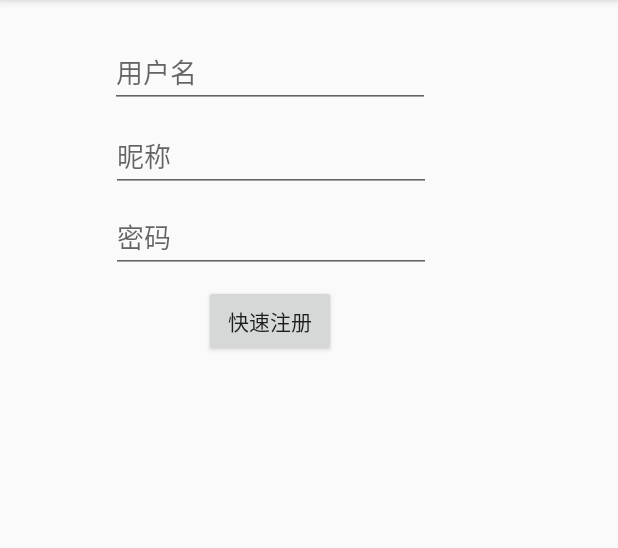
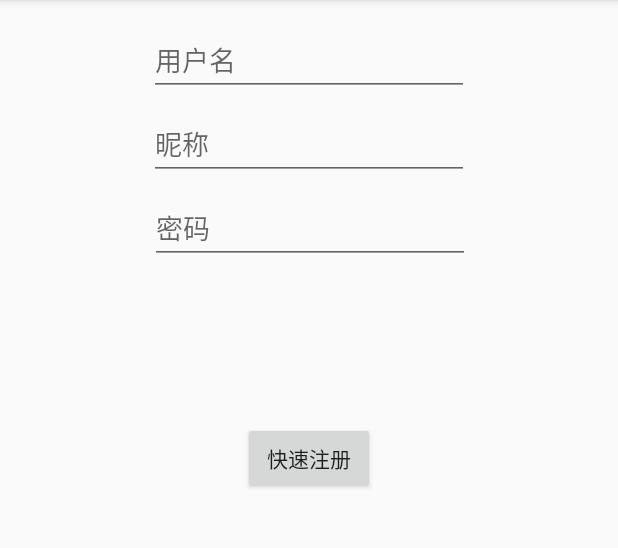
Before and after one commit to BookHi/BookHiApp, an Android app: the screen it shows after launch (MainActivity), after a tap on "注册", on a phone screen of 412 x 824 dp, the part 84-632 px from its top. Run offline under Robolectric (Android 15) with nearby library versions, the phone set to English and light mode, and no system bars; our stand-ins replace Dagger/Hilt's generated code.

Commit message:
Add some DI codes.

```diff
--- a/app/src/main/AndroidManifest.xml
+++ b/app/src/main/AndroidManifest.xml
@@ -3,6 +3,7 @@
     package="com.bookhi">
 
     <application
+        android:name=".BookHiApp"
         android:allowBackup="true"
         android:icon="@mipmap/ic_launcher"
         android:label="@string/app_name"
--- /dev/null
+++ b/app/src/main/java/com/bookhi/BookHiApp.java
@@ -0,0 +1,20 @@
+package com.bookhi;
+
+import android.app.Application;
+
+import com.bookhi.di.component.AppComponent;
+import com.bookhi.di.component.DaggerAppComponent;
+
+/**
+ * Created by Limingyu on 2017/4/5.
+ */
+public class BookHiApp extends Application {
+
+    private AppComponent mAppComponent;
+
+    @Override
+    public void onCreate() {
+        super.onCreate();
+        mAppComponent = DaggerAppComponent.builder().build();
+    }
+}
--- a/app/src/main/java/com/bookhi/MainActivity.java
+++ b/app/src/main/java/com/bookhi/MainActivity.java
@@ -15,17 +15,16 @@ public class MainActivity extends AppCompatActivity {
     protected void onCreate(Bundle savedInstanceState) {
         super.onCreate(savedInstanceState);
         setContentView(R.layout.activity_main);
-       final FragmentManager fragmentManager = getSupportFragmentManager();
+        final FragmentManager fragmentManager = getSupportFragmentManager();
         FragmentTransaction transaction = fragmentManager.beginTransaction();
         HomePageFragment homePageFragment = new HomePageFragment();
-        transaction.replace(R.id.layout_root,homePageFragment);
+        transaction.replace(R.id.layout_root, homePageFragment);
         homePageFragment.setRegisterButtonClickListener(new View.OnClickListener() {
             @Override
             public void onClick(View view) {
                 FragmentTransaction transaction = fragmentManager.beginTransaction();
                 transaction.addToBackStack(null);
-//                transaction.attach(new RegisterFragment());
-                transaction.replace(R.id.layout_root,new RegisterFragment());
+                transaction.replace(R.id.layout_root, new RegisterFragment());
                 transaction.commit();
             }
         });
@@ -38,6 +37,4 @@ public class MainActivity extends AppCompatActivity {
         transaction.commit();
     }
 
-
-
 }
--- /dev/null
+++ b/app/src/main/java/com/bookhi/di/component/HomePageComponent.java
@@ -0,0 +1,16 @@
+package com.bookhi.di.component;
+
+import com.bookhi.di.module.HomePageModule;
+import com.bookhi.fragment.HomePageFragment;
+
+import dagger.Component;
+
+/**
+ * Created by Limingyu on 2017/4/5.
+ */
+@Component(modules = HomePageModule.class)
+public interface HomePageComponent {
+
+    void inject(HomePageFragment fragment);
+
+}
--- /dev/null
+++ b/app/src/main/java/com/bookhi/di/component/MainComponent.java
@@ -0,0 +1,13 @@
+package com.bookhi.di.component;
+
+import dagger.Component;
+
+/**
+ * Created by Limingyu on 2017/4/5.
+ */
+@Component
+public interface MainComponent {
+
+
+
+}
--- /dev/null
+++ b/app/src/main/java/com/bookhi/di/module/HomePageModule.java
@@ -0,0 +1,23 @@
+package com.bookhi.di.module;
+
+import com.bookhi.R;
+
+import dagger.Module;
+import dagger.Provides;
+
+/**
+ * Created by Limingyu on 2017/4/6.
+ */
+@Module
+public class HomePageModule {
+
+    @Provides
+    int[] getResource() {
+        return new int[]{
+                R.mipmap.dribbble1,
+                R.mipmap.dribbble2,
+                R.mipmap.dribbble3,
+        };
+    }
+
+}
--- a/app/src/main/java/com/bookhi/fragment/HomePageFragment.java
+++ b/app/src/main/java/com/bookhi/fragment/HomePageFragment.java
@@ -13,6 +13,10 @@ import android.widget.ImageView;
 import android.widget.ViewFlipper;
 
 import com.bookhi.R;
+import com.bookhi.di.component.DaggerHomePageComponent;
+import com.bookhi.di.component.HomePageComponent;
+
+import javax.inject.Inject;
 
 /**
  * Created by Limingyu on 2017/4/4.
@@ -20,23 +24,21 @@ import com.bookhi.R;
 public class HomePageFragment extends Fragment {
 
     private ViewFlipper viewFlipper;
-
     private Button mRegisterButton;
     private Button mLoginButton;
+
+    private HomePageComponent mComponent;
 
     private View.OnClickListener mRegisterButtonOnClickListener;
     private View.OnClickListener mLoginButtonOnClickListener;
 
-    int[] resources = {
-            R.mipmap.dribbble1,
-            R.mipmap.dribbble2,
-            R.mipmap.dribbble3,
-    };
+    @Inject
+    int[] resources;
 
     @Nullable
     @Override
     public View onCreateView(LayoutInflater inflater, @Nullable final ViewGroup container, @Nullable Bundle savedInstanceState) {
-        View view = inflater.inflate(R.layout.fragment_homepage,null);
+        View view = inflater.inflate(R.layout.fragment_homepage, null);
         viewFlipper = (ViewFlipper) view.findViewById(R.id.viewflipper);
         for (int i = 0; i < resources.length; ++i) {
             ImageView imageView = new ImageView(getActivity());
@@ -48,26 +50,28 @@ public class HomePageFragment extends Fragment {
         viewFlipper.setInAnimation(getActivity(), android.R.anim.fade_out);
         viewFlipper.setAutoStart(true);
         viewFlipper.setFlipInterval(4000);
-        mRegisterButton = (Button)view.findViewById(R.id.button_register);
+        mRegisterButton = (Button) view.findViewById(R.id.button_register);
         mRegisterButton.setOnClickListener(mRegisterButtonOnClickListener);
-        mLoginButton = (Button)view.findViewById(R.id.button_login);
+        mLoginButton = (Button) view.findViewById(R.id.button_login);
         mLoginButton.setOnClickListener(mLoginButtonOnClickListener);
         CustomGestureDetector customGestureDetector = new CustomGestureDetector();
         gestureDetector = new GestureDetector(getActivity(), customGestureDetector);
         return view;
     }
 
-    public void setRegisterButtonClickListener(View.OnClickListener listener){
+    public void setRegisterButtonClickListener(View.OnClickListener listener) {
         mRegisterButtonOnClickListener = listener;
     }
 
-    public void setLoginButtonClickListener(View.OnClickListener listener){
+    public void setLoginButtonClickListener(View.OnClickListener listener) {
         mLoginButtonOnClickListener = listener;
     }
 
     @Override
     public void onCreate(@Nullable Bundle savedInstanceState) {
         super.onCreate(savedInstanceState);
+        mComponent = DaggerHomePageComponent.create();
+        mComponent.inject(this);
     }
 
     private GestureDetector gestureDetector;
@@ -89,10 +93,4 @@ public class HomePageFragment extends Fragment {
 
     }
 
-//    @Override
-//    public boolean onTouchEvent(MotionEvent event) {
-//        gestureDetector.onTouchEvent(event);
-//        return super.onTouchEvent(event);
-//    }
-
 }
--- a/app/src/main/java/com/bookhi/fragment/RegisterFragment.java
+++ b/app/src/main/java/com/bookhi/fragment/RegisterFragment.java
@@ -14,6 +14,8 @@ import com.bookhi.R;
  */
 public class RegisterFragment extends Fragment {
 
+
+
     @Nullable
     @Override
     public View onCreateView(LayoutInflater inflater, @Nullable ViewGroup container, @Nullable Bundle savedInstanceState) {
--- a/app/src/main/java/com/bookhi/view/LoginView.java
+++ b/app/src/main/java/com/bookhi/view/LoginView.java
@@ -4,4 +4,9 @@ package com.bookhi.view;
  * Created by Limingyu on 2017/4/4.
  */
 public interface LoginView {
+
+    void onLoginSucceed();
+
+    void onLoginFailed(int errorCode);
+
 }
--- a/app/src/main/res/layout/activity_main.xml
+++ b/app/src/main/res/layout/activity_main.xml
@@ -1,21 +1,7 @@
 <?xml version="1.0" encoding="utf-8"?>
-<android.support.constraint.ConstraintLayout
-    xmlns:android="http://schemas.android.com/apk/res/android"
-    xmlns:app="http://schemas.android.com/apk/res-auto"
+<FrameLayout xmlns:android="http://schemas.android.com/apk/res/android"
+    android:id="@+id/layout_root"
     android:layout_width="match_parent"
     android:layout_height="match_parent">
 
-    <RelativeLayout
-        android:id="@+id/layout_root"
-        android:layout_width="match_parent"
-        android:layout_height="match_parent"
-        android:layout_marginBottom="0dp"
-        android:layout_marginLeft="0dp"
-        android:layout_marginRight="0dp"
-        android:layout_marginTop="0dp"
-        app:layout_constraintBottom_toBottomOf="parent"
-        app:layout_constraintLeft_toLeftOf="parent"
-        app:layout_constraintRight_toRightOf="parent"
-        app:layout_constraintTop_toTopOf="parent" />
-
-</android.support.constraint.ConstraintLayout>
+</FrameLayout>
--- a/app/src/main/res/layout/fragment_homepage.xml
+++ b/app/src/main/res/layout/fragment_homepage.xml
@@ -7,7 +7,7 @@
 
     <ViewFlipper
         android:id="@+id/viewflipper"
-        android:layout_width="match_parent"
+        android:layout_width="0dp"
         android:layout_height="270dp"
         app:layout_constraintLeft_toLeftOf="parent"
         app:layout_constraintRight_toRightOf="parent"
--- a/app/src/main/res/layout/fragment_register.xml
+++ b/app/src/main/res/layout/fragment_register.xml
@@ -5,20 +5,8 @@
     android:layout_width="match_parent"
     android:layout_height="match_parent">
 
-    <android.support.constraint.ConstraintLayout
-        android:layout_width="344dp"
-        android:layout_height="495dp"
-        android:layout_marginRight="8dp"
-        app:layout_constraintRight_toRightOf="parent"
-        android:layout_marginLeft="8dp"
-        app:layout_constraintLeft_toLeftOf="parent"
-        app:layout_constraintTop_toTopOf="parent"
-        android:layout_marginTop="8dp"
-        app:layout_constraintBottom_toBottomOf="parent"
-        android:layout_marginBottom="8dp">
-
     <EditText
-        android:id="@+id/editText"
+        android:id="@+id/editText_username"
         android:layout_width="wrap_content"
         android:layout_height="wrap_content"
         android:layout_marginEnd="8dp"
@@ -29,12 +17,13 @@
         android:ems="10"
         android:hint="用户名"
         android:inputType="textPersonName"
+        app:layout_constraintHorizontal_bias="0.5"
         app:layout_constraintLeft_toLeftOf="parent"
         app:layout_constraintRight_toRightOf="parent"
         app:layout_constraintTop_toTopOf="parent" />
 
     <EditText
-            android:id="@+id/editText2"
+        android:id="@+id/editText_nickname"
         android:layout_width="wrap_content"
         android:layout_height="wrap_content"
         android:layout_marginEnd="8dp"
@@ -45,30 +34,13 @@
         android:ems="10"
         android:hint="昵称"
         android:inputType="textPersonName"
-            app:layout_constraintHorizontal_bias="0.503"
+        app:layout_constraintHorizontal_bias="0.5"
         app:layout_constraintLeft_toLeftOf="parent"
         app:layout_constraintRight_toRightOf="parent"
-            app:layout_constraintTop_toBottomOf="@+id/editText" />
+        app:layout_constraintTop_toBottomOf="@+id/editText_username" />
 
     <EditText
-            android:id="@+id/editText3"
-            android:layout_width="wrap_content"
-            android:layout_height="wrap_content"
-            android:layout_marginEnd="8dp"
-            android:layout_marginLeft="8dp"
-            android:layout_marginRight="8dp"
-            android:layout_marginStart="8dp"
-            android:layout_marginTop="6dp"
-            android:ems="10"
-            android:hint="密码"
-            android:inputType="textPassword"
-            app:layout_constraintHorizontal_bias="0.503"
-            app:layout_constraintLeft_toLeftOf="parent"
-            app:layout_constraintRight_toRightOf="parent"
-            app:layout_constraintTop_toBottomOf="@+id/editText2" />
-
-    <Button
-        android:id="@+id/button2"
+        android:id="@+id/editText_password"
         android:layout_width="wrap_content"
         android:layout_height="wrap_content"
         android:layout_marginEnd="8dp"
@@ -76,9 +48,29 @@
         android:layout_marginRight="8dp"
         android:layout_marginStart="8dp"
         android:layout_marginTop="8dp"
-        android:text="快速注册"
+        android:ems="10"
+        android:hint="密码"
+        android:inputType="textPassword"
+        app:layout_constraintHorizontal_bias="0.503"
         app:layout_constraintLeft_toLeftOf="parent"
         app:layout_constraintRight_toRightOf="parent"
-        app:layout_constraintTop_toBottomOf="@+id/editText3" />
+        app:layout_constraintTop_toBottomOf="@+id/editText_nickname" />
+
+    <Button
+        android:id="@+id/button_register"
+        android:layout_width="wrap_content"
+        android:layout_height="wrap_content"
+        android:layout_marginBottom="8dp"
+        android:layout_marginEnd="8dp"
+        android:layout_marginStart="8dp"
+        android:layout_marginTop="8dp"
+        android:text="快速注册"
+        app:layout_constraintBottom_toBottomOf="parent"
+        app:layout_constraintTop_toBottomOf="@+id/editText_password"
+        app:layout_constraintVertical_bias="0.184"
+        android:layout_marginLeft="8dp"
+        app:layout_constraintLeft_toLeftOf="parent"
+        android:layout_marginRight="8dp"
+        app:layout_constraintRight_toRightOf="parent" />
+
 </android.support.constraint.ConstraintLayout>
-</android.support.constraint.ConstraintLayout>
--- a/build.gradle
+++ b/build.gradle
@@ -5,7 +5,7 @@ buildscript {
         jcenter()
     }
     dependencies {
-        classpath 'com.android.tools.build:gradle:2.3.0'
+        classpath 'com.android.tools.build:gradle:2.3.1'
 
         // NOTE: Do not place your application dependencies here; they belong
         // in the individual module build.gradle files
```
Lines whose indentation alone changed are shown as unchanged.
